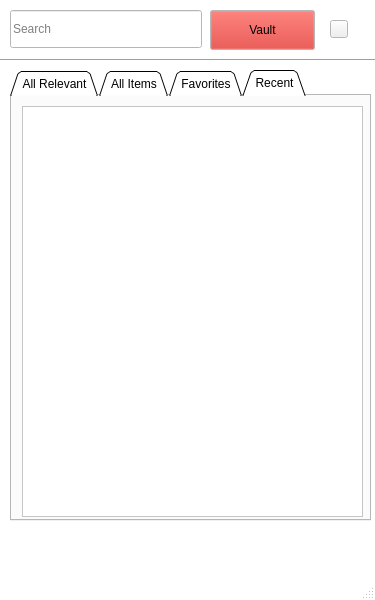
The window that qtui/main_frame.ui (McArthurAdal/PasswordManager) describes before a commit, drawn with Qt 5.
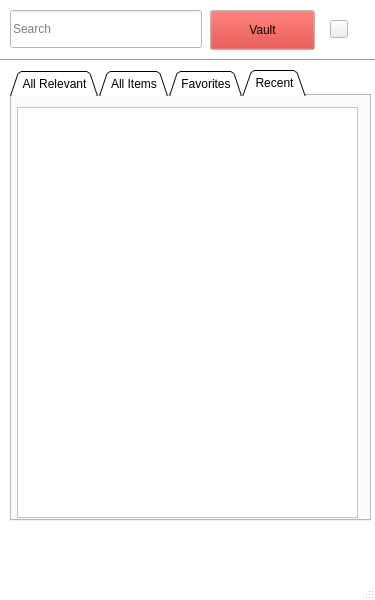
The same window after the commit. Icons and pictures are not drawn.

Commit message: populated list widgets on each tab

Diff of the .ui file:
```diff
--- a/qtui/main_frame.ui
+++ b/qtui/main_frame.ui
@@ -431,11 +431,11 @@
      <attribute name="title">
       <string>Recent</string>
      </attribute>
-     <widget class="QListWidget" name="listWidget">
+     <widget class="QListView" name="listView_4">
       <property name="geometry">
        <rect>
-        <x>10</x>
-        <y>10</y>
+        <x>5</x>
+        <y>11</y>
         <width>341</width>
         <height>411</height>
        </rect>
```
The commit also changes 2 other files.
